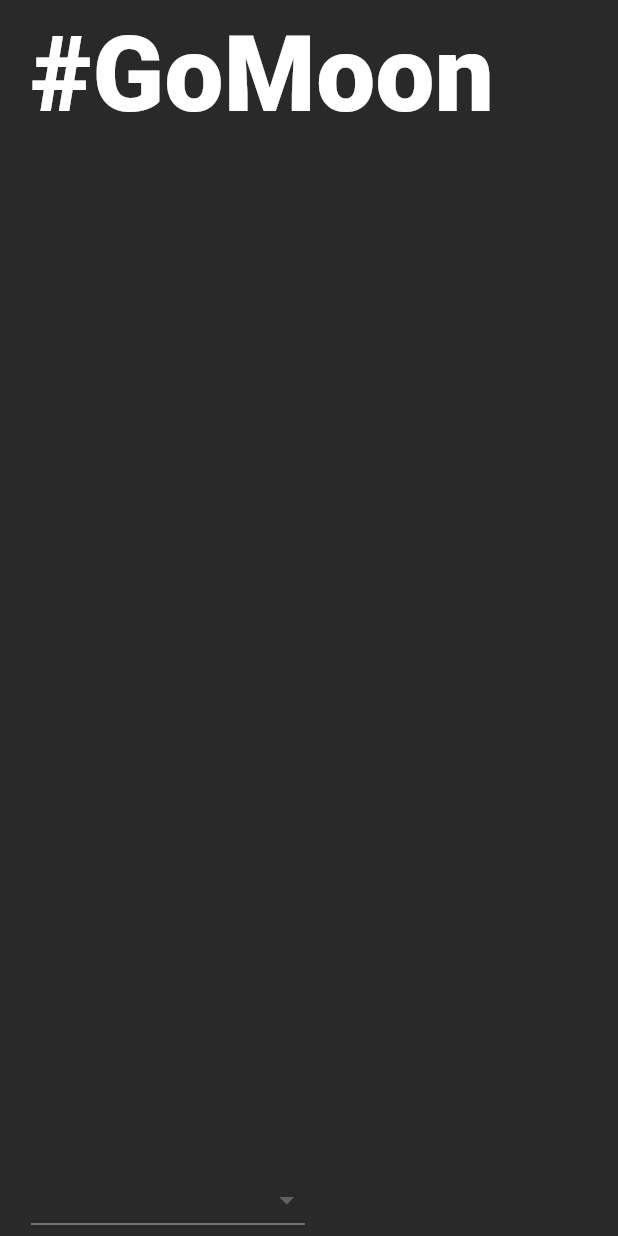
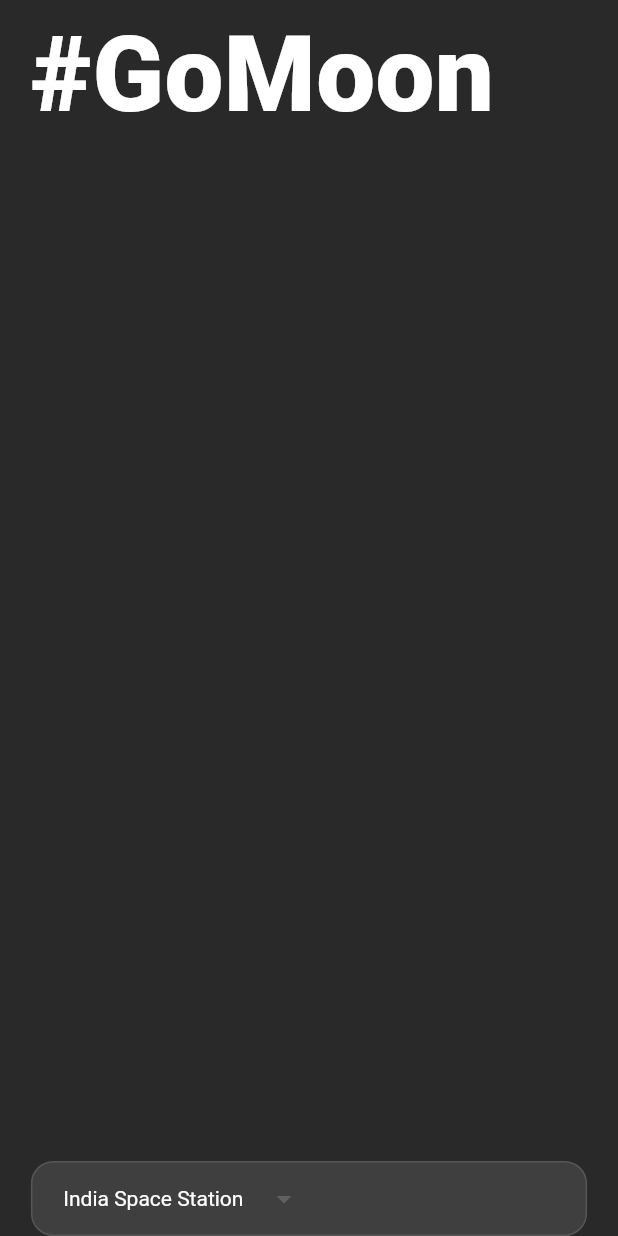
Before and after one commit to saksham-09-design/Go_Moon, a Flutter app: the screen it shows after launch, on a phone screen of 412 x 824 dp. Run offline on Flutter 3.47's test engine with Material 3 defaults, Android fonts, the phone set to English and light mode, and no system bars.

Commit message:
Created Dropdown Class

```diff
--- a/lib/Pages/home_page.dart
+++ b/lib/Pages/home_page.dart
@@ -1,4 +1,5 @@
 import 'package:flutter/material.dart';
+import 'package:go_moon/widgets/dropdown_buttons.dart';
 
 class HomePage extends StatelessWidget {
   late double _deviceWidth, _deviceHeight;
@@ -52,23 +53,13 @@ class HomePage extends StatelessWidget {
   }
 
   Widget _stationDropdown() {
-    List<String> _items = [
-      'India Space Station',
-      'Spacex Space Station',
-      'Nasa Space Station',
-    ];
-    return Container(
-      child: DropdownButton(
-        onChanged: (_) {},
-        items: _items.map(
-          (e) {
-            return DropdownMenuItem(
-              value: e,
-              child: Text(e),
-            );
-          },
-        ).toList(),
-      ),
+    return DropdownButtons(
+      values: const [
+        'India Space Station',
+        'Spacex Space Station',
+        'Nasa Space Station',
+      ],
+      widgetWidth: _deviceWidth,
     );
   }
 }
--- /dev/null
+++ b/lib/widgets/dropdown_buttons.dart
@@ -0,0 +1,41 @@
+import 'package:flutter/material.dart';
+
+class DropdownButtons extends StatelessWidget {
+  List<String> values;
+  double widgetWidth;
+
+  DropdownButtons({required this.values, required this.widgetWidth});
+
+  @override
+  Widget build(BuildContext context) {
+    return Container(
+      width: widgetWidth,
+      padding: EdgeInsets.symmetric(horizontal: widgetWidth * 0.05),
+      decoration: BoxDecoration(
+          color: const Color.fromRGBO(63, 63, 63, 1),
+          borderRadius: BorderRadius.circular(15),
+          border: Border.all(
+            color: const Color.fromARGB(255, 86, 86, 86),
+            width: 1.0,
+            style: BorderStyle.solid,
+          )),
+      child: DropdownButton(
+        onChanged: (_) {},
+        items: values.map(
+          (e) {
+            return DropdownMenuItem(
+              value: e,
+              child: Text(e),
+            );
+          },
+        ).toList(),
+        underline: Container(),
+        value: values.first,
+        dropdownColor: const Color.fromRGBO(63, 63, 63, 1),
+        style: const TextStyle(
+          color: Colors.white,
+        ),
+      ),
+    );
+  }
+}
```
